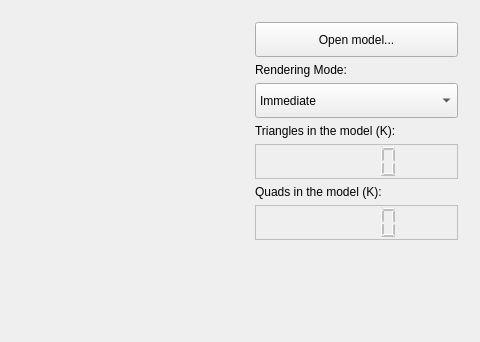
This is trunk/TexturesYOmbres/app/Principal.ui in mvm9289/va-qt2011 as Qt 5 draws it before an edit; both pictures show x 320 to 800 and y 0 to 342 of the 800 by 600 pixel window. The edited form follows.
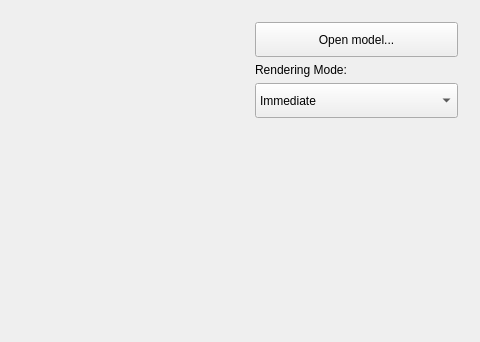
This is the edited form. Custom widgets are drawn as their Qt base class.

Diff of the .ui file:
```diff
--- a/trunk/TexturesYOmbres/app/Principal.ui
+++ b/trunk/TexturesYOmbres/app/Principal.ui
@@ -115,72 +115,6 @@
        </item>
       </widget>
      </item>
-     <item>
-      <widget class="QLabel" name="label_4" >
-       <property name="text" >
-        <string>Triangles in the model (K):</string>
-       </property>
-      </widget>
-     </item>
-     <item>
-      <widget class="QLCDNumber" name="lcdNumber_3" >
-       <property name="enabled" >
-        <bool>false</bool>
-       </property>
-       <property name="minimumSize" >
-        <size>
-         <width>0</width>
-         <height>35</height>
-        </size>
-       </property>
-       <property name="font" >
-        <font>
-         <pointsize>6</pointsize>
-         <weight>75</weight>
-         <bold>true</bold>
-        </font>
-       </property>
-       <property name="frameShadow" >
-        <enum>QFrame::Plain</enum>
-       </property>
-       <property name="segmentStyle" >
-        <enum>QLCDNumber::Filled</enum>
-       </property>
-      </widget>
-     </item>
-     <item>
-      <widget class="QLabel" name="label_3" >
-       <property name="text" >
-        <string>Quads in the model (K):</string>
-       </property>
-      </widget>
-     </item>
-     <item>
-      <widget class="QLCDNumber" name="lcdNumber_2" >
-       <property name="enabled" >
-        <bool>false</bool>
-       </property>
-       <property name="minimumSize" >
-        <size>
-         <width>0</width>
-         <height>35</height>
-        </size>
-       </property>
-       <property name="font" >
-        <font>
-         <pointsize>6</pointsize>
-         <weight>75</weight>
-         <bold>true</bold>
-        </font>
-       </property>
-       <property name="frameShadow" >
-        <enum>QFrame::Plain</enum>
-       </property>
-       <property name="segmentStyle" >
-        <enum>QLCDNumber::Filled</enum>
-       </property>
-      </widget>
-     </item>
      <item>
       <spacer>
        <property name="orientation" >
```
Left out of the diff: 37 changed lines with no effect on the pictures.
